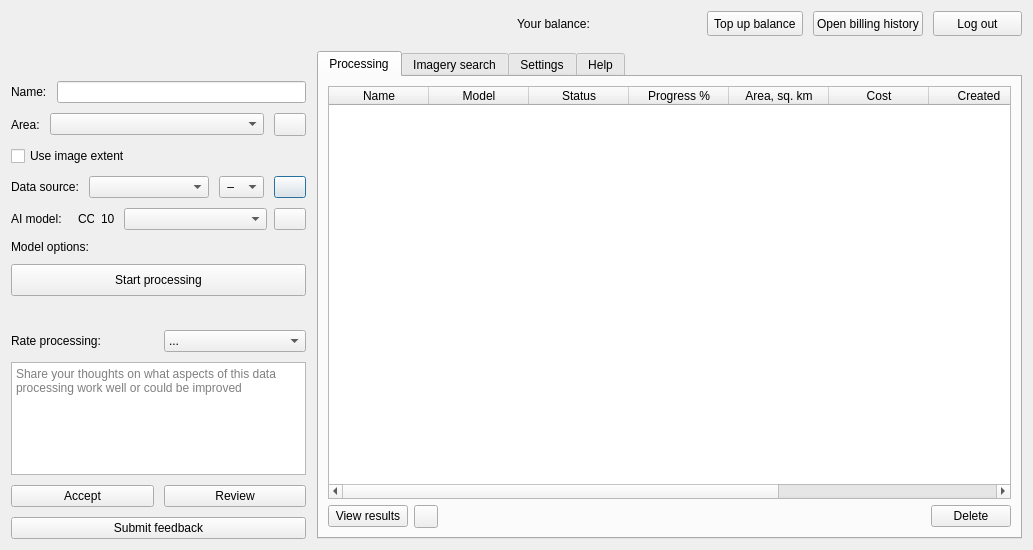
Qt form mapflow/dialogs/static/ui/main_dialog.ui (Geoalert/mapflow-qgis) before a commit.
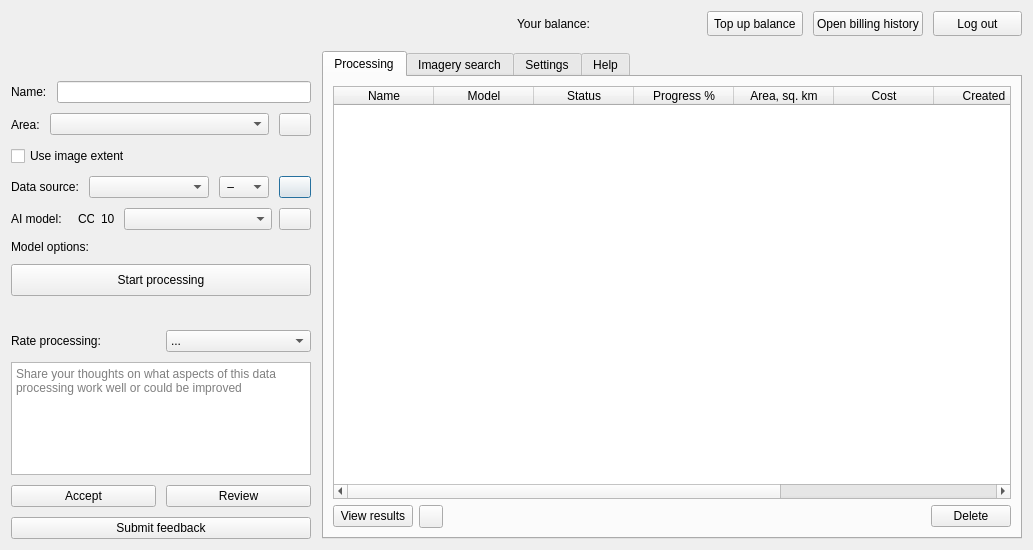
The same form after that commit. Icons and pictures are not drawn. Custom widgets are drawn as their Qt base class.

Commit message: Increase zoomCombo min width from 45 to 50

What changed in the file:
```diff
--- a/mapflow/dialogs/static/ui/main_dialog.ui
+++ b/mapflow/dialogs/static/ui/main_dialog.ui
@@ -268,7 +268,7 @@
           <widget class="QComboBox" name="zoomCombo">
            <property name="minimumSize">
             <size>
-             <width>45</width>
+             <width>50</width>
              <height>0</height>
             </size>
            </property>
```
